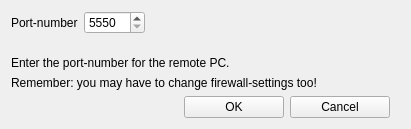
The window that FTNoIR_Tracker_UDP/FTNoIR_FTNClientControls.ui (opentrack/opentrack) describes before a commit, drawn with Qt 5.
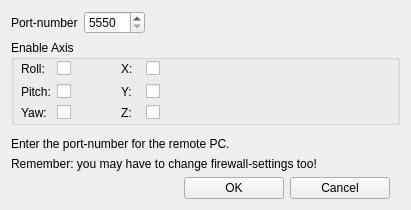
The same window after the commit. Icons and pictures are not drawn.

Commit message: Added 'enable axis' parameters to the Trackers. Added 'none' to filter-listbox.

Patch:
```diff
--- a/FTNoIR_Tracker_UDP/FTNoIR_FTNClientControls.ui
+++ b/FTNoIR_Tracker_UDP/FTNoIR_FTNClientControls.ui
@@ -7,7 +7,7 @@
     <x>0</x>
     <y>0</y>
     <width>411</width>
-    <height>129</height>
+    <height>210</height>
    </rect>
   </property>
   <property name="windowTitle">
@@ -58,6 +58,188 @@
      </item>
     </layout>
    </item>
+   <item>
+    <widget class="QGroupBox" name="groupBox_3">
+     <property name="minimumSize">
+      <size>
+       <width>0</width>
+       <height>85</height>
+      </size>
+     </property>
+     <property name="title">
+      <string>Enable Axis</string>
+     </property>
+     <widget class="QWidget" name="layoutWidget">
+      <property name="geometry">
+       <rect>
+        <x>10</x>
+        <y>20</y>
+        <width>143</width>
+        <height>60</height>
+       </rect>
+      </property>
+      <layout class="QGridLayout" name="gridLayout_2">
+       <item row="0" column="0">
+        <widget class="QLabel" name="label_6">
+         <property name="text">
+          <string>Roll:</string>
+         </property>
+        </widget>
+       </item>
+       <item row="1" column="0">
+        <widget class="QLabel" name="label_9">
+         <property name="text">
+          <string>Pitch:</string>
+         </property>
+        </widget>
+       </item>
+       <item row="2" column="0">
+        <widget class="QLabel" name="label_11">
+         <property name="text">
+          <string>Yaw:</string>
+         </property>
+        </widget>
+       </item>
+       <item row="0" column="1">
+        <widget class="QCheckBox" name="chkEnableRoll">
+         <property name="maximumSize">
+          <size>
+           <width>20</width>
+           <height>16777215</height>
+          </size>
+         </property>
+         <property name="layoutDirection">
+          <enum>Qt::LeftToRight</enum>
+         </property>
+         <property name="styleSheet">
+          <string notr="true"/>
+         </property>
+         <property name="text">
+          <string/>
+         </property>
+        </widget>
+       </item>
+       <item row="1" column="1">
+        <widget class="QCheckBox" name="chkEnablePitch">
+         <property name="maximumSize">
+          <size>
+           <width>20</width>
+           <height>16777215</height>
+          </size>
+         </property>
+         <property name="layoutDirection">
+          <enum>Qt::LeftToRight</enum>
+         </property>
+         <property name="text">
+          <string/>
+         </property>
+        </widget>
+       </item>
+       <item row="2" column="1">
+        <widget class="QCheckBox" name="chkEnableYaw">
+         <property name="maximumSize">
+          <size>
+           <width>20</width>
+           <height>16777215</height>
+          </size>
+         </property>
+         <property name="layoutDirection">
+          <enum>Qt::LeftToRight</enum>
+         </property>
+         <property name="text">
+          <string/>
+         </property>
+        </widget>
+       </item>
+       <item row="0" column="3">
+        <widget class="QLabel" name="label_14">
+         <property name="text">
+          <string>X:</string>
+         </property>
+        </widget>
+       </item>
+       <item row="0" column="4">
+        <widget class="QCheckBox" name="chkEnableX">
+         <property name="maximumSize">
+          <size>
+           <width>20</width>
+           <height>16777215</height>
+          </size>
+         </property>
+         <property name="layoutDirection">
+          <enum>Qt::LeftToRight</enum>
+         </property>
+         <property name="text">
+          <string/>
+         </property>
+        </widget>
+       </item>
+       <item row="1" column="3">
+        <widget class="QLabel" name="label_15">
+         <property name="text">
+          <string>Y:</string>
+         </property>
+        </widget>
+       </item>
+       <item row="1" column="4">
+        <widget class="QCheckBox" name="chkEnableY">
+         <property name="maximumSize">
+          <size>
+           <width>20</width>
+           <height>16777215</height>
+          </size>
+         </property>
+         <property name="layoutDirection">
+          <enum>Qt::LeftToRight</enum>
+         </property>
+         <property name="text">
+          <string/>
+         </property>
+        </widget>
+       </item>
+       <item row="2" column="3">
+        <widget class="QLabel" name="label_16">
+         <property name="text">
+          <string>Z:</string>
+         </property>
+        </widget>
+       </item>
+       <item row="2" column="4">
+        <widget class="QCheckBox" name="chkEnableZ">
+         <property name="maximumSize">
+          <size>
+           <width>20</width>
+           <height>16777215</height>
+          </size>
+         </property>
+         <property name="layoutDirection">
+          <enum>Qt::LeftToRight</enum>
+         </property>
+         <property name="text">
+          <string/>
+         </property>
+        </widget>
+       </item>
+       <item row="0" column="2">
+        <spacer name="horizontalSpacer_4">
+         <property name="orientation">
+          <enum>Qt::Horizontal</enum>
+         </property>
+         <property name="sizeType">
+          <enum>QSizePolicy::Minimum</enum>
+         </property>
+         <property name="sizeHint" stdset="0">
+          <size>
+           <width>40</width>
+           <height>20</height>
+          </size>
+         </property>
+        </spacer>
+       </item>
+      </layout>
+     </widget>
+    </widget>
+   </item>
    <item>
     <spacer name="verticalSpacer">
      <property name="orientation">
```
The commit also changes 22 other files.
